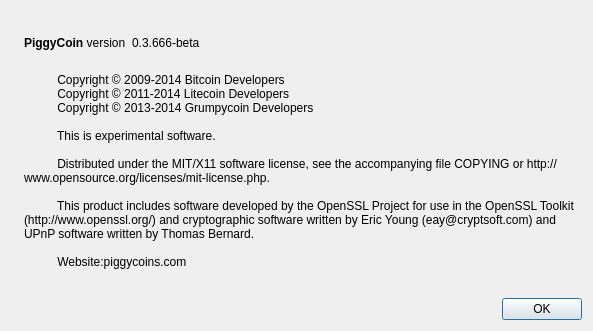
Above: src/qt/forms/aboutdialog.ui from piggycoin/piggycoin before the change. Below: the same form after it.
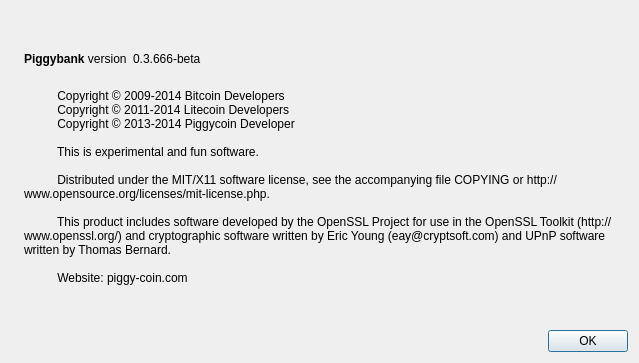
That is the form after the change. Icons and pictures are not drawn.

What changed in the file:
```diff
--- a/src/qt/forms/aboutdialog.ui
+++ b/src/qt/forms/aboutdialog.ui
@@ -6,8 +6,8 @@
    <rect>
     <x>0</x>
     <y>0</y>
-    <width>593</width>
-    <height>331</height>
+    <width>639</width>
+    <height>363</height>
    </rect>
   </property>
   <property name="windowTitle">
@@ -50,7 +50,7 @@
           <cursorShape>IBeamCursor</cursorShape>
          </property>
          <property name="text">
-          <string>&lt;b&gt;PiggyCoin&lt;/b&gt; version</string>
+          <string>&lt;html&gt;&lt;head/&gt;&lt;body&gt;&lt;p&gt;&lt;span style=&quot; font-weight:600;&quot;&gt;Piggybank&lt;/span&gt; version&lt;/p&gt;&lt;/body&gt;&lt;/html&gt;</string>
          </property>
          <property name="textInteractionFlags">
           <set>Qt::LinksAccessibleByMouse|Qt::TextSelectableByKeyboard|Qt::TextSelectableByMouse</set>
@@ -97,15 +97,15 @@
         <string>
           Copyright © 2009-2014 Bitcoin Developers
           Copyright © 2011-2014 Litecoin Developers
-          Copyright © 2013-2014 Grumpycoin Developers
+          Copyright © 2013-2014 Piggycoin Developer
 
-          This is experimental software.
+          This is experimental and fun software.
 
           Distributed under the MIT/X11 software license, see the accompanying file COPYING or http://www.opensource.org/licenses/mit-license.php.
 
           This product includes software developed by the OpenSSL Project for use in the OpenSSL Toolkit (http://www.openssl.org/) and cryptographic software written by Eric Young (eay@cryptsoft.com) and UPnP software written by Thomas Bernard.
 
-          Website:piggycoins.com        </string>
+          Website: piggy-coin.com        </string>
        </property>
        <property name="wordWrap">
         <bool>true</bool>
```
